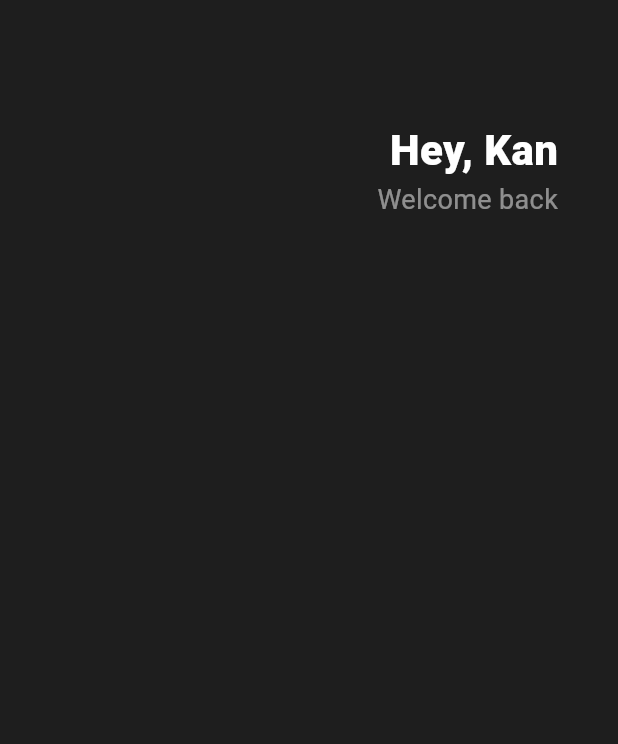
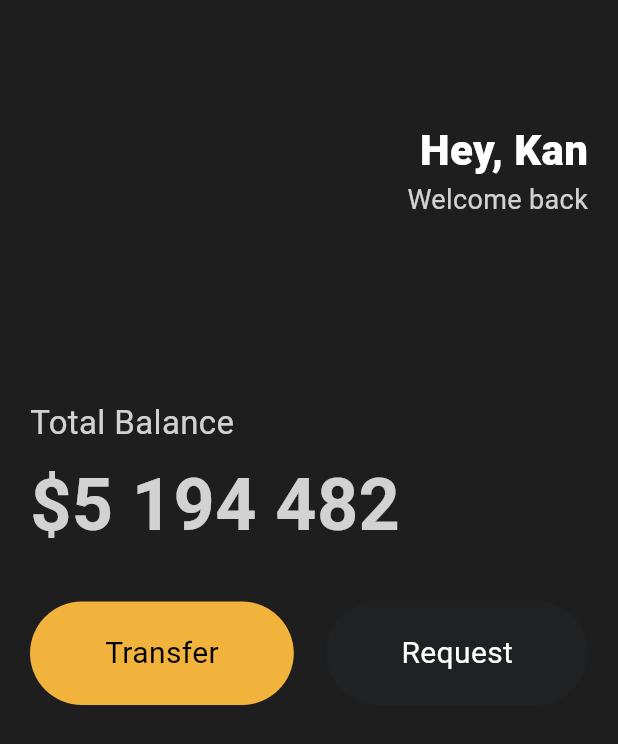
Before and after one commit to devkan/flutter-start, a Flutter app: the screen it shows after launch, on a phone screen of 412 x 824 dp. Shown: the top 744 px of the screen. Run offline on Flutter 3.47's test engine with Material 3 defaults, Android fonts, the phone set to English and light mode, and no system bars.

Commit message:
Add imports and update UI layout in main.dart and create Button Widget

```diff
--- a/app/lib/main.dart
+++ b/app/lib/main.dart
@@ -1,61 +1,92 @@
+import 'package:app/widgets/button.dart';
+import 'package:flutter/cupertino.dart';
 import 'package:flutter/material.dart';
 import 'package:flutter/widgets.dart';
 
-/*
-class Player{
-  String name;
-  Player({required this.name});
-}
-*/
-
 void main() {
   //var player = Player(name : 'Jone'); // Text("Hello Flutter")가 이처럼 position parameter로 들어가는 것이고..
-  runApp(App()); // runApp은 import에서 가져온 함수
+  runApp(const App()); // runApp은 import에서 가져온 함수
 }
-
 
 // Missing concrete implementation of 'StatelessWidget.build'.
 // StatelessWidget은 build 메소드를 구현해야 합니다.
 // build 메소드는 widget의 ui를 생성을 하는 것이다.
 class App extends StatelessWidget {
+  const App({super.key});
+
   @override
   Widget build(BuildContext context) {
     return MaterialApp(
       home: Scaffold(
-        backgroundColor: Color(0xFF1E1E1E), // colors가 아니다.
+        backgroundColor: const Color(0xFF1E1E1E), // colors가 아니다.
         body: Padding(
-					padding: EdgeInsets.symmetric(horizontal: 40),
+          padding: const EdgeInsets.symmetric(horizontal: 20),
           // .all 모두에게 적용, .only 특정 부분에만 적용, .symmetric 상하좌우에만 적용. 여백주는 것임
-					child:
-						Column(
+          child: Column(
+            crossAxisAlignment:
+                CrossAxisAlignment.start, // Column의 자식들을 왼쪽으로 정렬
             children: [
-								SizedBox( // 윗 공간 띄우기
+              const SizedBox(
+                // 윗 공간 띄우기
                 height: 80,
               ),
-								Row(
+              const Row(
                 mainAxisAlignment: MainAxisAlignment.end, // Row의 자식들을 오른쪽으로 정렬
                 // Row의 MainAxis는 수평방향이고, CrossAxis는 수직방향이다.
                 //Column의 MainAxis는 수직방향이고, CrossAxis는 수평방향이다.
 
                 children: [
                   Column(
-											crossAxisAlignment: CrossAxisAlignment.end, // Column의 자식들을 오른쪽으로 정렬
+                    crossAxisAlignment:
+                        CrossAxisAlignment.end, // Column의 자식들을 오른쪽으로 정렬
                     children: [
-												Text('Hey, Kan',
-													style:TextStyle(
-														color:Colors.white,
+                      Text(
+                        'Hey, Kan',
+                        style: TextStyle(
+                          color: Colors.white,
                           fontSize: 28,
                           fontWeight: FontWeight.w800,
                         ),
                       ),
-												Text('Welcome back',
-													style:TextStyle(
-														color:Colors.white.withOpacity(0.5),
+                      Text(
+                        'Welcome back',
+                        style: TextStyle(
+                          //color:Colors.white.withOpacity(0.8),
+                          color: Color.fromRGBO(255, 255, 255, 0.8),
                           fontSize: 18,
                         ),
                       ),
                     ],
                   ),
+                ],
+              ),
+              const SizedBox(
+                height: 120,
+              ),
+              Text('Total Balance',
+                  style: TextStyle(
+                      fontSize: 22, color: Colors.white.withOpacity(0.8))),
+              const SizedBox(
+                height: 5,
+              ),
+              Text('\$5 194 482',
+                  style: TextStyle(
+                      fontSize: 48,
+                      fontWeight: FontWeight.w600,
+                      color: Colors.white.withOpacity(0.8))),
+              const SizedBox(height: 30),
+              const Row(
+                mainAxisAlignment: MainAxisAlignment.spaceBetween, // 사이 공간 주기
+                children: [
+                  // container는 div 같은 존재. 여기에는 child가 들어간다.
+                  Button(
+                      text: 'Transfer',
+                      bgColor: Color(0xfff1b33b),
+                      textColor: Colors.black),
+                  Button(
+                      text: 'Request',
+                      bgColor: Color(0xff1F2123),
+                      textColor: Colors.white),
                 ],
               ),
             ],
--- /dev/null
+++ b/app/lib/widgets/button.dart
@@ -0,0 +1,40 @@
+import 'package:flutter/material.dart';
+
+class Button extends StatelessWidget {
+  final String text;
+  final Color bgColor;
+  final Color textColor;
+
+  const Button({
+    super.key,
+    required this.text,
+    required this.bgColor,
+    required this.textColor,
+  });
+
+  @override
+  Widget build(BuildContext context) {
+    return Container(
+      decoration: BoxDecoration(
+        color: bgColor,
+        borderRadius: BorderRadius.circular(45),
+      ),
+      child: Padding(
+        padding: const EdgeInsets.symmetric(
+          vertical: 20,
+          horizontal: 50,
+        ),
+        child: Text(
+          text,
+          // 이렇게 하면 text가 변경될수 있는데, Padding에서 const를 사용한다고 오류가 난다.
+          // 그래서 Padding의 const를 제거해야 한다.
+          style: TextStyle(
+            color: textColor,
+            fontSize: 20,
+          ),
+        ),
+      ),
+    );
+    // 마지막에 세미콜론을 붙여줘야 한다.
+  }
+}
```
Lines whose indentation alone changed are shown as unchanged.
